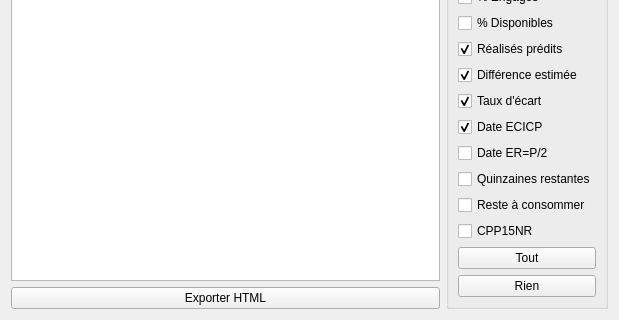
Qt form formreportingsupervision.ui (GiPiLab/ProtonClassicSuite) before a commit; both pictures show x 0 to 619 and y 344 to 664 of the 619 by 664 pixel window.
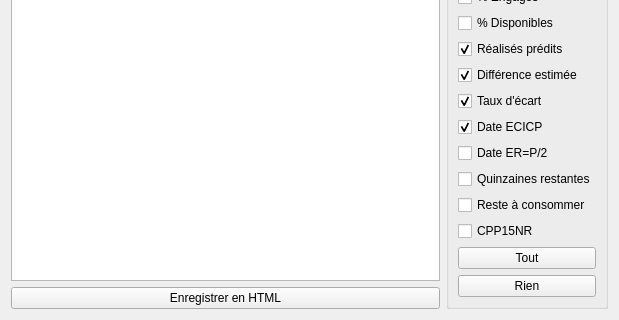
The same form after that commit. Icons and pictures are not drawn.

What changed in the file:
```diff
--- a/formreportingsupervision.ui
+++ b/formreportingsupervision.ui
@@ -97,7 +97,11 @@
    <item row="4" column="1">
     <widget class="QPushButton" name="pushButtonExportHTML">
      <property name="text">
-      <string>Exporter HTML</string>
+      <string>Enregistrer en HTML</string>
+     </property>
+     <property name="icon">
+      <iconset resource="Images.qrc">
+       <normaloff>:/icons/icons/html.png</normaloff>:/icons/icons/html.png</iconset>
      </property>
     </widget>
    </item>
```
